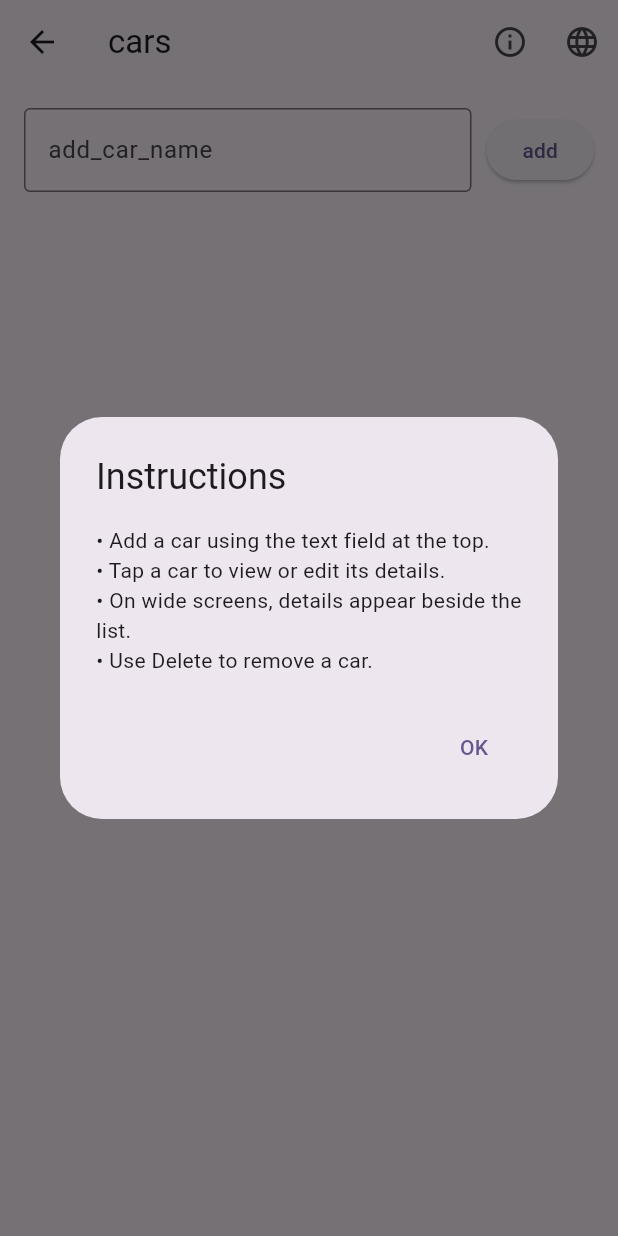
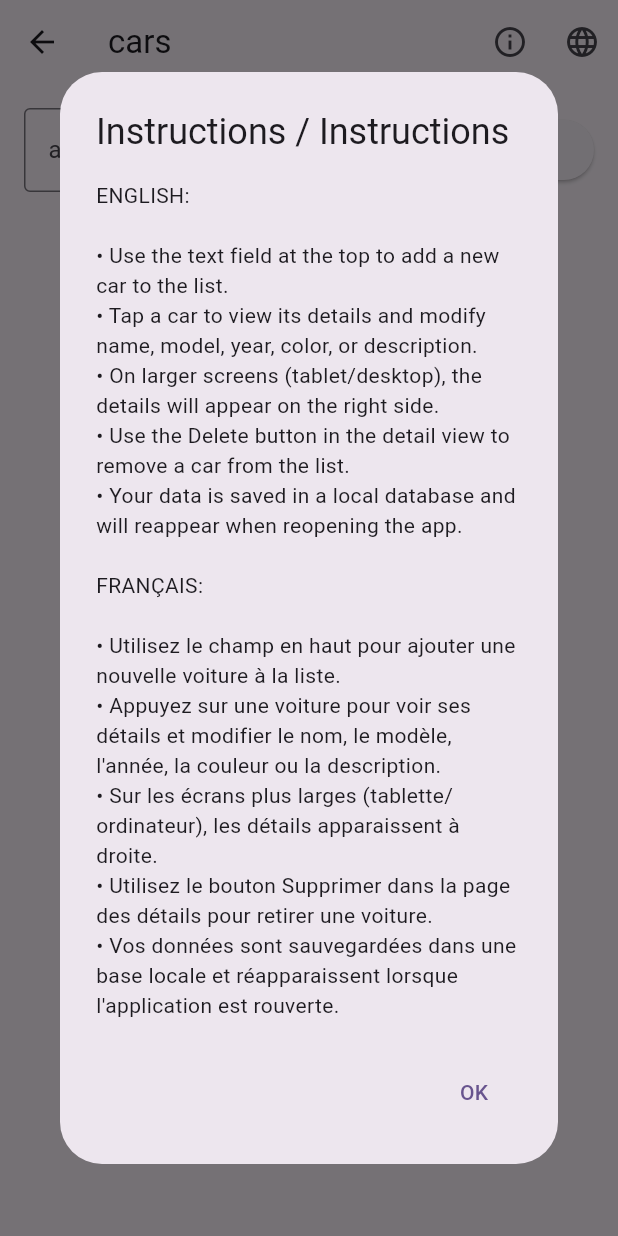
Before and after one commit to Ema-louna/test_github_flutter, a Flutter app: the CarsMain screen opened directly, after a tap on the "info outline" icon, on a phone screen of 412 x 824 dp. Run offline on Flutter 3.47's test engine with Material 3 defaults, Android fonts, the phone set to English and light mode, and no system bars; our stand-ins replace floor, sqflite, sqflite_common_ffi_web; missing offline and left inert: encrypted_shared_preferences; accounts and stored records are empty; generated files the repository leaves out were written again.

Commit message:
completed instrcutions button and half section for the french languages

```diff
--- a/lib/assets/translations/en.json
+++ b/lib/assets/translations/en.json
@@ -4,6 +4,7 @@
   "boats": "Boats",
   "customers": "Customers",
   "purchases": "Purchases",
+
   "add_car_name": "Add new car name",
   "select_car": "Select a car",
   "save": "Save",
@@ -11,5 +12,11 @@
   "add": "Add",
   "no_model": "No model",
   "updated": "Updated",
-  "car_deleted": "Car deleted"
+  "car_deleted": "Car deleted",
+
+  "instructions_title": "Instructions",
+  "i_add": "Add a car using the text field at the top.",
+  "i_tap": "Tap a car to view or edit its details.",
+  "i_wide": "On large screens, details appear beside the list.",
+  "i_delete": "Use the Delete button to remove a car."
 }
--- a/lib/assets/translations/fr.json
+++ b/lib/assets/translations/fr.json
@@ -4,6 +4,7 @@
   "boats": "Bateaux",
   "customers": "Clients",
   "purchases": "Achats",
+
   "add_car_name": "Ajouter une nouvelle voiture",
   "select_car": "Sélectionnez une voiture",
   "save": "Enregistrer",
@@ -11,5 +12,11 @@
   "add": "Ajouter",
   "no_model": "Aucun modèle",
   "updated": "Mis à jour",
-  "car_deleted": "Voiture supprimée"
+  "car_deleted": "Voiture supprimée",
+
+  "instructions_title": "Instructions",
+  "i_add": "Ajoutez une voiture avec le champ de texte en haut.",
+  "i_tap": "Appuyez sur une voiture pour voir ou modifier ses détails.",
+  "i_wide": "Sur un grand écran, les détails apparaissent à côté de la liste.",
+  "i_delete": "Utilisez le bouton Supprimer pour enlever une voiture."
 }
--- a/lib/car_main.dart
+++ b/lib/car_main.dart
@@ -27,10 +27,23 @@ class _CarsMainState extends State<CarsMain> {
     _initFloorDb();
   }
 
+  // Load highest ID from DB to avoid UNIQUE constraint crash
+  Future<void> _initializeCarID() async {
+    final cars = await _dao!.getAllCars();
+    if (cars.isNotEmpty) {
+      int maxId = cars.map((c) => c.id).reduce((a, b) => a > b ? a : b);
+      Car.ID = maxId + 1;
+    } else {
+      Car.ID = 1;
+    }
+  }
+
   Future<void> _initFloorDb() async {
     final db = await $FloorCarDatabase.databaseBuilder("cars.db").build();
     _database = db;
     _dao = db.carDao;
+
+    await _initializeCarID();
     _loadCars();
   }
 
@@ -60,7 +73,7 @@ class _CarsMainState extends State<CarsMain> {
     if (delete) {
       await _dao!.deleteCar(updatedCar);
       ScaffoldMessenger.of(context).showSnackBar(
-        SnackBar(content: Text(AppLocalizations.of(context)!.translate("car_deleted"))),
+        SnackBar(content: Text(AppLocalizations.of(context)!.translate("car_deleted") ?? "Deleted")),
       );
     } else {
       await _dao!.updateCar(updatedCar);
@@ -79,14 +92,15 @@ class _CarsMainState extends State<CarsMain> {
 
   @override
   Widget build(BuildContext context) {
+    final tr = AppLocalizations.of(context)!.translate;
     final isWide = MediaQuery.of(context).size.width >= 600;
 
     return Scaffold(
       appBar: AppBar(
-        title: Text(AppLocalizations.of(context)!.translate("cars")),
+        title: Text(tr("cars")),
 
         actions: [
-          // 📘 Instructions button
+          // 📘 Instructions Button (full text in EN + FR)
           IconButton(
             icon: const Icon(Icons.info_outline),
             tooltip: "Instructions",
@@ -94,16 +108,33 @@ class _CarsMainState extends State<CarsMain> {
               showDialog(
                 context: context,
                 builder: (ctx) => AlertDialog(
-                  title: const Text("Instructions"),
-                  content: const Column(
-                    mainAxisSize: MainAxisSize.min,
-                    crossAxisAlignment: CrossAxisAlignment.start,
-                    children: [
-                      Text("• Add a car using the text field at the top."),
-                      Text("• Tap a car to view or edit its details."),
-                      Text("• On wide screens, details appear beside the list."),
-                      Text("• Use Delete to remove a car."),
-                    ],
+                  title: const Text("Instructions / Instructions"),
+                  content: SingleChildScrollView(
+                    child: Column(
+                      crossAxisAlignment: CrossAxisAlignment.start,
+                      mainAxisSize: MainAxisSize.min,
+                      children: const [
+                        Text(
+                          "ENGLISH:\n\n"
+                              "• Use the text field at the top to add a new car to the list.\n"
+                              "• Tap a car to view its details and modify name, model, year, color, or description.\n"
+                              "• On larger screens (tablet/desktop), the details will appear on the right side.\n"
+                              "• Use the Delete button in the detail view to remove a car from the list.\n"
+                              "• Your data is saved in a local database and will reappear when reopening the app.",
+                          style: TextStyle(fontSize: 14),
+                        ),
+                        SizedBox(height: 20),
+                        Text(
+                          "FRANÇAIS:\n\n"
+                              "• Utilisez le champ en haut pour ajouter une nouvelle voiture à la liste.\n"
+                              "• Appuyez sur une voiture pour voir ses détails et modifier le nom, le modèle, l'année, la couleur ou la description.\n"
+                              "• Sur les écrans plus larges (tablette/ordinateur), les détails apparaissent à droite.\n"
+                              "• Utilisez le bouton Supprimer dans la page des détails pour retirer une voiture.\n"
+                              "• Vos données sont sauvegardées dans une base locale et réapparaissent lorsque l'application est rouverte.",
+                          style: TextStyle(fontSize: 14),
+                        ),
+                      ],
+                    ),
                   ),
                   actions: [
                     TextButton(
@@ -116,7 +147,7 @@ class _CarsMainState extends State<CarsMain> {
             },
           ),
 
-          // 🌐 Language switch button
+          // 🌐 Language Switch Button
           IconButton(
             icon: const Icon(Icons.language),
             tooltip: "Change Language",
@@ -140,14 +171,14 @@ class _CarsMainState extends State<CarsMain> {
               padding: const EdgeInsets.all(16),
               child: Column(
                 children: [
-                  // ADD CAR BAR
+                  // ADD CAR FIELD + BUTTON
                   Row(
                     children: [
                       Expanded(
                         child: TextField(
                           controller: _newCarName,
                           decoration: InputDecoration(
-                            labelText: AppLocalizations.of(context)!.translate("add_car_name"),
+                            labelText: tr("add_car_name"),
                             border: const OutlineInputBorder(),
                           ),
                         ),
@@ -171,7 +202,7 @@ class _CarsMainState extends State<CarsMain> {
                           _newCarName.clear();
                           _loadCars();
                         },
-                        child: Text(AppLocalizations.of(context)!.translate("add")),
+                        child: Text(tr("add")),
                       ),
                     ],
                   ),
@@ -187,9 +218,7 @@ class _CarsMainState extends State<CarsMain> {
                         return ListTile(
                           title: Text(car.name),
                           subtitle: Text(
-                            car.model.isEmpty
-                                ? AppLocalizations.of(context)!.translate("no_model")
-                                : car.model,
+                            car.model.isEmpty ? tr("no_model") : car.model,
                             style: const TextStyle(fontSize: 13),
                           ),
                           trailing: const Icon(Icons.arrow_forward_ios, size: 16),
@@ -203,12 +232,13 @@ class _CarsMainState extends State<CarsMain> {
             ),
           ),
 
+          // RIGHT-SIDE PANEL
           if (isWide)
             Expanded(
               child: _selectedIndex == null
                   ? Center(
                 child: Text(
-                  AppLocalizations.of(context)!.translate("select_car"),
+                  tr("select_car"),
                   style: const TextStyle(fontSize: 18),
                 ),
               )
```
Also changed, not shown: lib/main.dart (+47 -23 lines).
